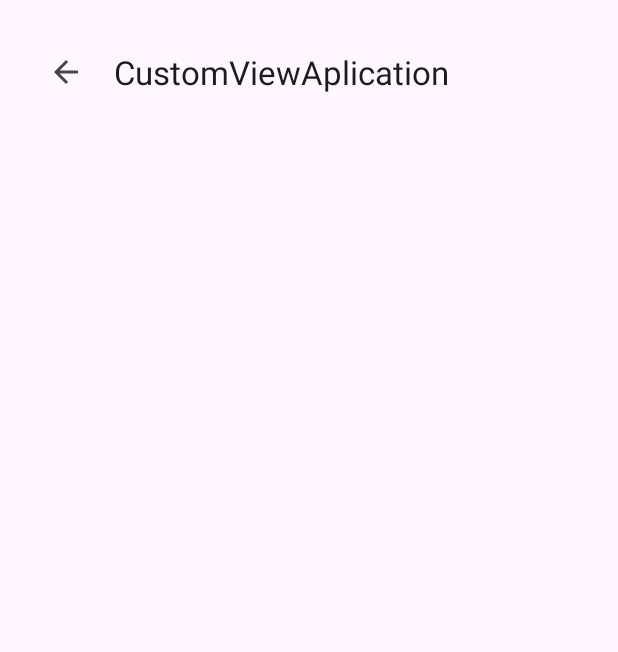
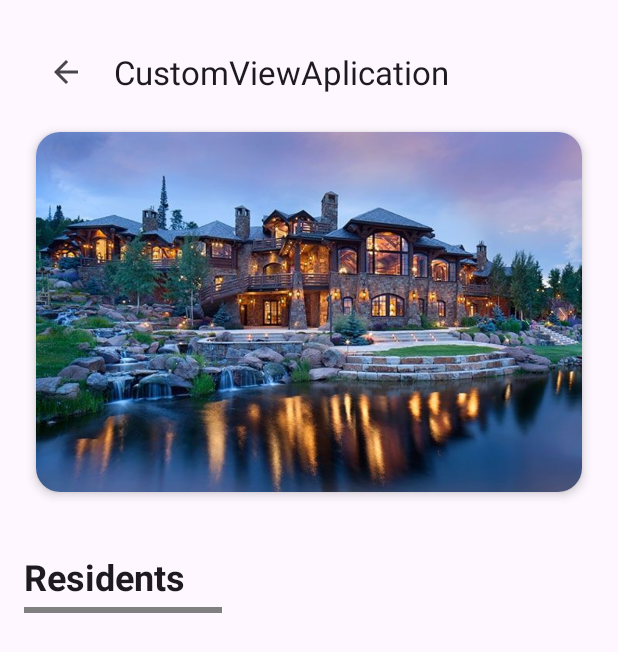
Before and after one commit to IsabellaSampaio/townsq_androidexercises, an Android app: the UnitDetailsActivity screen opened directly, with no data from a screen before it, on a phone screen of 412 x 824 dp. Shown: the top 652 px of the screen. Run offline under Robolectric (Android 15) with nearby library versions, the phone set to English and light mode, and no system bars; network calls fail; pictures from the network do not load.

Commit message:
Added minor adjustments

```diff
--- a/CustomViewAplication/app/src/main/java/com/example/customviewaplication/data/CondoUnit.kt
+++ b/CustomViewAplication/app/src/main/java/com/example/customviewaplication/data/CondoUnit.kt
@@ -4,6 +4,6 @@ data class CondoUnit(
     var id: String,
     var unitName: String,
     var unitDescription: String,
-    var unitPictureURL: String,
+    var unitPicture: String,
     var residents: List<Residents>
 )
--- a/CustomViewAplication/app/src/main/java/com/example/customviewaplication/ui/details/UnitDetailsActivity.kt
+++ b/CustomViewAplication/app/src/main/java/com/example/customviewaplication/ui/details/UnitDetailsActivity.kt
@@ -80,7 +80,7 @@ class UnitDetailsActivity : AppCompatActivity() {
             residentsList?.setResidents(unit.residents)
 
             toolbar?.title = unit.unitName
-            unitPicture?.load(unit.unitPictureURL)
+            unitPicture?.load(unit.unitPicture)
 
         }
 
--- a/CustomViewAplication/app/src/main/java/com/example/customviewaplication/ui/list/adapter/UnitiesAdapter.kt
+++ b/CustomViewAplication/app/src/main/java/com/example/customviewaplication/ui/list/adapter/UnitiesAdapter.kt
@@ -42,7 +42,7 @@ class UnitiesAdapter(private val onCardClicked: (String) -> Unit) : RecyclerView
         fun bind(unit: CondoUnit) {
             unityNameTextView?.text = unit.unitName
             unityDescriptionTextView?.text = unit.unitDescription
-            condoImageView?.load(unit.unitPictureURL)
+            condoImageView?.load(unit.unitPicture)
             viewRoot.setOnClickListener{
                 onCardClicked(unit.id)
             }
--- a/CustomViewAplication/app/src/main/res/layout/activity_unit_details_main.xml
+++ b/CustomViewAplication/app/src/main/res/layout/activity_unit_details_main.xml
@@ -29,21 +29,44 @@
             android:layout_width="match_parent"
             android:layout_height="wrap_content" />
 
-        <ImageView
-            android:id="@+id/unitPicture"
+        <androidx.cardview.widget.CardView
             android:layout_width="match_parent"
-            android:layout_height="200dp"
-            android:contentDescription="@string/image"
-            android:scaleType="centerCrop"
-            tools:src="@drawable/house" />
+            android:layout_height="240dp"
+            app:cardCornerRadius="16dp"
+            app:cardElevation="4dp"
+            android:layout_margin="8dp">
+
+            <ImageView
+                android:id="@+id/unitPicture"
+                android:layout_width="match_parent"
+                android:layout_height="match_parent"
+                android:contentDescription="@string/image"
+                android:scaleType="centerCrop"
+                app:srcCompat="@drawable/house" />
+
+        </androidx.cardview.widget.CardView>
 
     </LinearLayout>
+
+    <TextView
+        android:layout_marginTop="32dp"
+        android:layout_width="match_parent"
+        android:layout_height="wrap_content"
+        android:text="Residents"
+        style="?textAppearanceHeadline5"
+        android:textStyle="bold"/>
+
+    <View
+        android:layout_marginTop="4dp"
+        android:layout_width="132dp"
+        android:layout_height="4dp"
+        android:background="@color/gray"/>
 
     <androidx.recyclerview.widget.RecyclerView
         android:id="@+id/residentslist"
         android:layout_width="match_parent"
         android:layout_height="wrap_content"
-        android:layout_marginTop="112dp"
+        android:layout_marginTop="0dp"
         app:layoutManager="androidx.recyclerview.widget.GridLayoutManager"
         app:layout_constraintEnd_toEndOf="parent"
         app:layout_constraintStart_toStartOf="parent"
--- a/CustomViewAplication/app/src/main/res/layout/condo_unit_card.xml
+++ b/CustomViewAplication/app/src/main/res/layout/condo_unit_card.xml
@@ -41,7 +41,7 @@
                 android:id="@+id/unity_description_text_view"
                 style="?textAppearanceBody1"
                 android:layout_width="match_parent"
-                android:layout_height="wrap_content"
+                android:layout_height="match_parent"
                 tools:text="Unit description" />
 
         </LinearLayout>
```
Also changed, not shown: CustomViewAplication/app/src/main/res/layout/activity_main.xml (+6 -7 lines).
